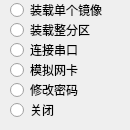
First picture: the form in ControlPanel/mainwindow.ui, repository sTeeLM/MagaUDisk, before the edit.
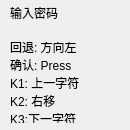
Second picture: the form after the edit. Custom widgets are drawn as their Qt base class.

```diff
--- a/ControlPanel/mainwindow.ui
+++ b/ControlPanel/mainwindow.ui
@@ -43,14 +43,14 @@
    </property>
    <widget class="RadioGroup" name="widgetMain" native="true">
     <property name="enabled">
-     <bool>true</bool>
+     <bool>false</bool>
     </property>
     <property name="geometry">
      <rect>
       <x>0</x>
       <y>0</y>
-      <width>130</width>
-      <height>130</height>
+      <width>0</width>
+      <height>0</height>
      </rect>
     </property>
     <property name="focusPolicy">
@@ -242,23 +242,23 @@
    </widget>
    <widget class="WidgetGetPassword" name="widgetGetPass" native="true">
     <property name="enabled">
-     <bool>false</bool>
+     <bool>true</bool>
     </property>
     <property name="geometry">
      <rect>
       <x>0</x>
       <y>0</y>
-      <width>0</width>
-      <height>0</height>
+      <width>130</width>
+      <height>130</height>
      </rect>
     </property>
     <widget class="PasswordEdit" name="lineEditPassword" native="true">
      <property name="geometry">
       <rect>
        <x>10</x>
-       <y>30</y>
-       <width>101</width>
-       <height>21</height>
+       <y>25</y>
+       <width>100</width>
+       <height>20</height>
       </rect>
      </property>
      <property name="contextMenuPolicy">
@@ -272,7 +272,7 @@
      <property name="geometry">
       <rect>
        <x>10</x>
-       <y>10</y>
+       <y>5</y>
        <width>58</width>
        <height>16</height>
       </rect>
@@ -285,16 +285,17 @@
      <property name="geometry">
       <rect>
        <x>10</x>
-       <y>60</y>
-       <width>111</width>
-       <height>61</height>
+       <y>42</y>
+       <width>110</width>
+       <height>81</height>
       </rect>
      </property>
      <property name="text">
-      <string>K1/K2/K3:a/b/c
-方向左    :回退
-Press      :确认
-</string>
+      <string>回退: 方向左
+确认: Press
+K1: 上一字符
+K2: 右移
+K3:下一字符</string>
      </property>
     </widget>
    </widget>
```
Left out of the diff: 39 changed lines with no effect on the pictures.
